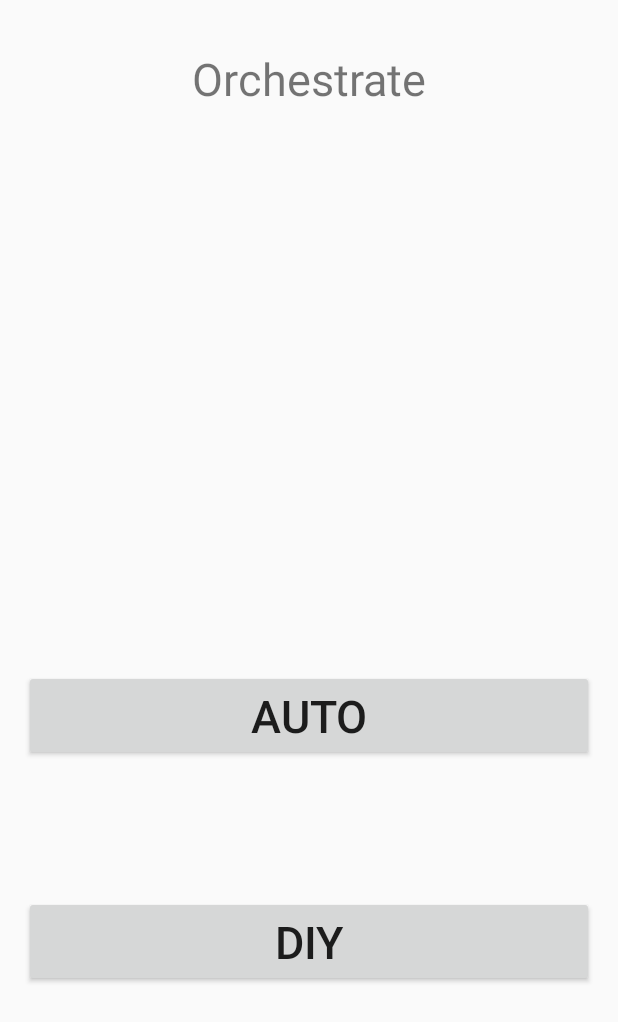
After one commit to ahmed-bensaad/FMTM, an Android app: the layout activity_orchestrate.xml on its own in the app's theme, with its tools: preview values and no code run, on a phone screen of 412 x 824 dp. The commit adds this screen. Shown: the top 1022 px of the screen. Run offline under Robolectric (Android 15) with nearby library versions, the phone set to English and light mode, and no system bars.

Commit message:
Creation activites Orchestrate et InstrumentsChoice. Pas encore reliee a ce qui precede.

```diff
--- a/FromMindToMusic/app/src/main/AndroidManifest.xml
+++ b/FromMindToMusic/app/src/main/AndroidManifest.xml
@@ -21,7 +21,10 @@
         </activity>
         <activity android:name=".RecordActivity" />
         <activity android:name=".ChoiceActivity" />
-        <activity android:name=".ResultActivity"></activity>
+        <activity android:name=".ResultActivity" />
+        <activity android:name="java.com.oc.rss.frommindtomusic.DIYActivity" />
+        <activity android:name="java.com.oc.rss.frommindtomusic.InstrumentSelectionActivity" />
+        <activity android:name=".InstrumentsChoiceActivity"></activity>
     </application>
 
 </manifest>
--- a/FromMindToMusic/app/src/main/res/layout/activity_choice.xml
+++ b/FromMindToMusic/app/src/main/res/layout/activity_choice.xml
@@ -37,7 +37,7 @@
         android:layout_below="@+id/button7"
         android:layout_alignEnd="@+id/button7"
         android:layout_marginTop="32dp"
-        android:id="@+id/button8"
+        android:id="@+id/orchestrateButton"
         android:layout_alignStart="@+id/button7"
         android:textSize="11sp" />
 
--- /dev/null
+++ b/FromMindToMusic/app/src/main/res/layout/activity_orchestrate.xml
@@ -0,0 +1,46 @@
+<?xml version="1.0" encoding="utf-8"?>
+<RelativeLayout xmlns:android="http://schemas.android.com/apk/res/android"
+    xmlns:tools="http://schemas.android.com/tools"
+    android:id="@+id/activity_orchestrate"
+    android:layout_width="match_parent"
+    android:layout_height="match_parent"
+    android:paddingBottom="16dp"
+    android:paddingLeft="16dp"
+    android:paddingRight="16dp"
+    android:paddingTop="16dp"
+    tools:context="com.oc.rss.frommindtomusic.OrchestrateActivity">
+
+    <TextView
+        android:text="Orchestrate"
+        android:textSize="30dp"
+        android:layout_width="wrap_content"
+        android:layout_height="wrap_content"
+        android:layout_alignParentTop="true"
+        android:layout_centerHorizontal="true"
+        android:layout_marginTop="16dp"
+        android:id="@+id/orchestrate" />
+
+    <Button
+        android:text="DIY"
+        android:textSize="30dp"
+        android:layout_width="match_parent"
+        android:layout_height="wrap_content"
+        android:id="@+id/diyButton"
+        android:layout_alignParentBottom="true"
+        android:layout_centerHorizontal="true"
+        android:layout_marginBottom="150dp"
+        android:onClick="onClick"/>
+
+    <Button
+        android:text="Auto"
+        android:textSize="30dp"
+        android:layout_width="match_parent"
+        android:layout_height="wrap_content"
+        android:id="@+id/autoButton"
+        android:layout_marginBottom="90dp"
+        android:layout_above="@+id/diyButton"
+        android:layout_alignStart="@+id/diyButton"
+        android:onClick="onClick"/>
+
+
+</RelativeLayout>
```
Also changed, not shown: FromMindToMusic/app/src/main/java/com/oc/rss/frommindtomusic/InstrumentsChoiceActivity.java (added, +13 -0 lines), FromMindToMusic/app/src/main/java/com/oc/rss/frommindtomusic/OrchestrateActivity.java (added, +31 -0 lines), FromMindToMusic/app/src/main/res/layout/activity_instruments_choice.xml (added, +13 -0 lines).
